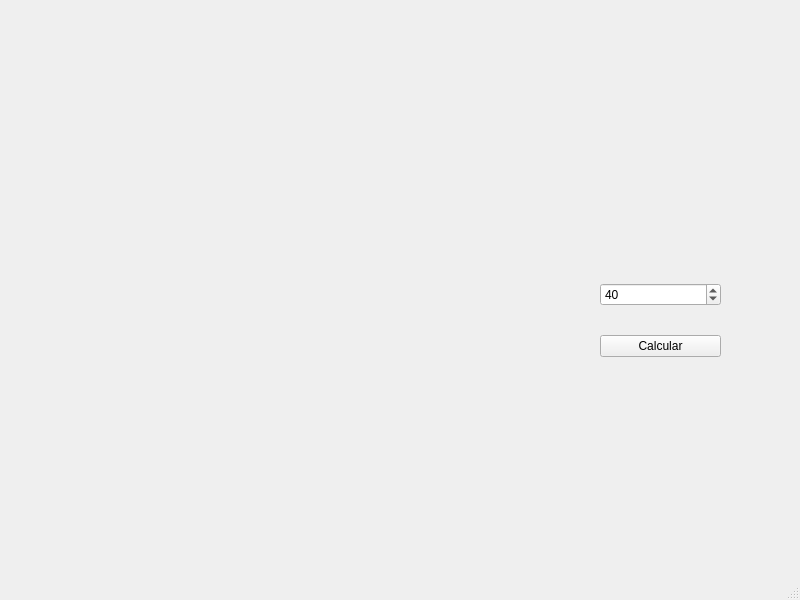
crisesAtGitHub/NumericalSolutionOfPDE, file cgal/cgal_dos/mainwindow.ui: the form before one commit.
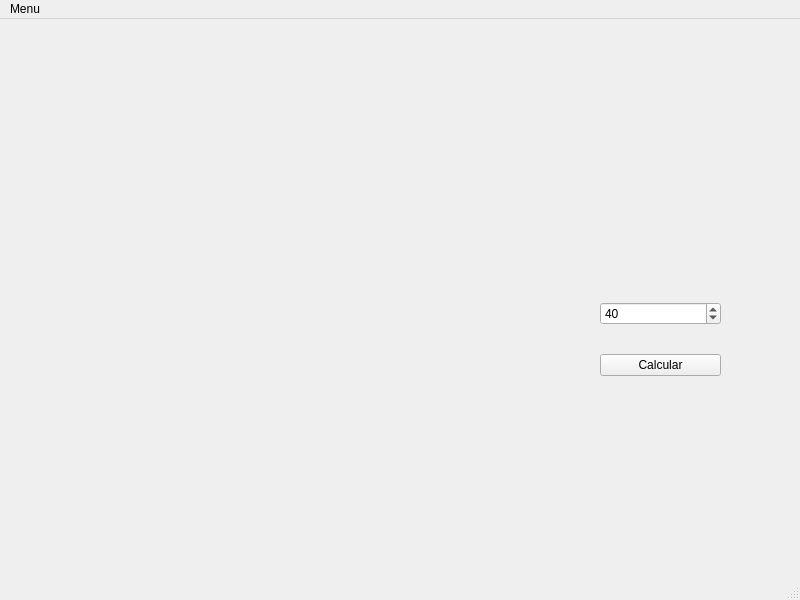
The form after the commit.

Commit message: Mensaje agregado en cgal_dos

What changed in the file:
```diff
--- a/cgal/cgal_dos/mainwindow.ui
+++ b/cgal/cgal_dos/mainwindow.ui
@@ -14,7 +14,7 @@
    <string>MainWindow</string>
   </property>
   <widget class="QWidget" name="centralwidget">
-   <widget class="QWidget" name="">
+   <widget class="QWidget" name="layoutWidget">
     <property name="geometry">
      <rect>
       <x>600</x>
@@ -53,9 +53,16 @@
      <x>0</x>
      <y>0</y>
      <width>800</width>
-     <height>26</height>
+     <height>19</height>
     </rect>
    </property>
+   <widget class="QMenu" name="menuMenu">
+    <property name="title">
+     <string>Menu</string>
+    </property>
+    <addaction name="actionInformaci_n"/>
+   </widget>
+   <addaction name="menuMenu"/>
   </widget>
   <widget class="QStatusBar" name="statusbar"/>
  </widget>
```
Left out of the diff: 5 changed lines with no effect on the pictures. The commit also changes 2 other files.
